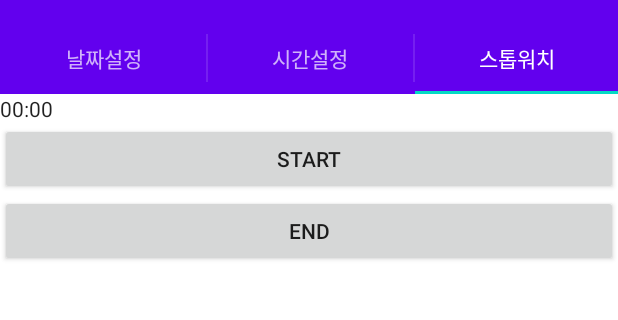
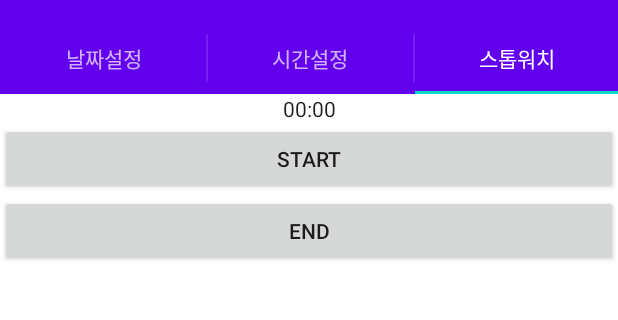
Before and after one commit to kkcchh9999/3rd_year_2nd_semester, an Android app: the screen it shows after launch (MainActivity), tab 3 chosen, on a phone screen of 412 x 824 dp, the part 62-382 px from its top. Run offline under Robolectric (Android 15) with nearby library versions, the phone set to English and light mode, and no system bars.

Commit message:
모바일프로그래밍 Quiz13

```diff
--- a/MobilePrograming/Quiz13/app/src/main/java/com/example/quiz13/MainActivity.java
+++ b/MobilePrograming/Quiz13/app/src/main/java/com/example/quiz13/MainActivity.java
@@ -3,6 +3,7 @@ package com.example.quiz13;
 import android.graphics.Color;
 import android.os.Bundle;
 import android.util.Log;
+import android.view.Gravity;
 import android.view.LayoutInflater;
 import android.view.View;
 import android.view.ViewGroup;
@@ -101,6 +102,7 @@ public class MainActivity extends AppCompatActivity implements androidx.appcompa
             if (tabName == "스톱워치") {
                 Chronometer chronometer = new Chronometer(super.getContext());
                 chronometer.setFormat("%s");
+                chronometer.setGravity(Gravity.CENTER);
 
                 Button btnStart = new Button(super.getContext());
                 Button btnEnd = new Button(super.getContext());
```
